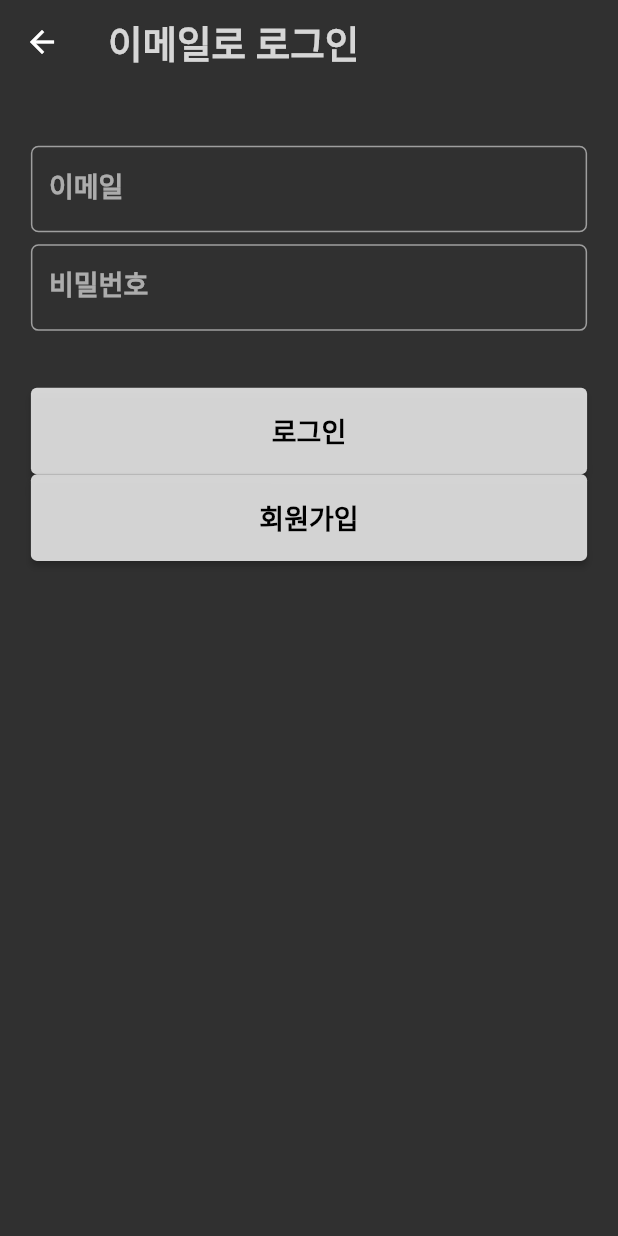
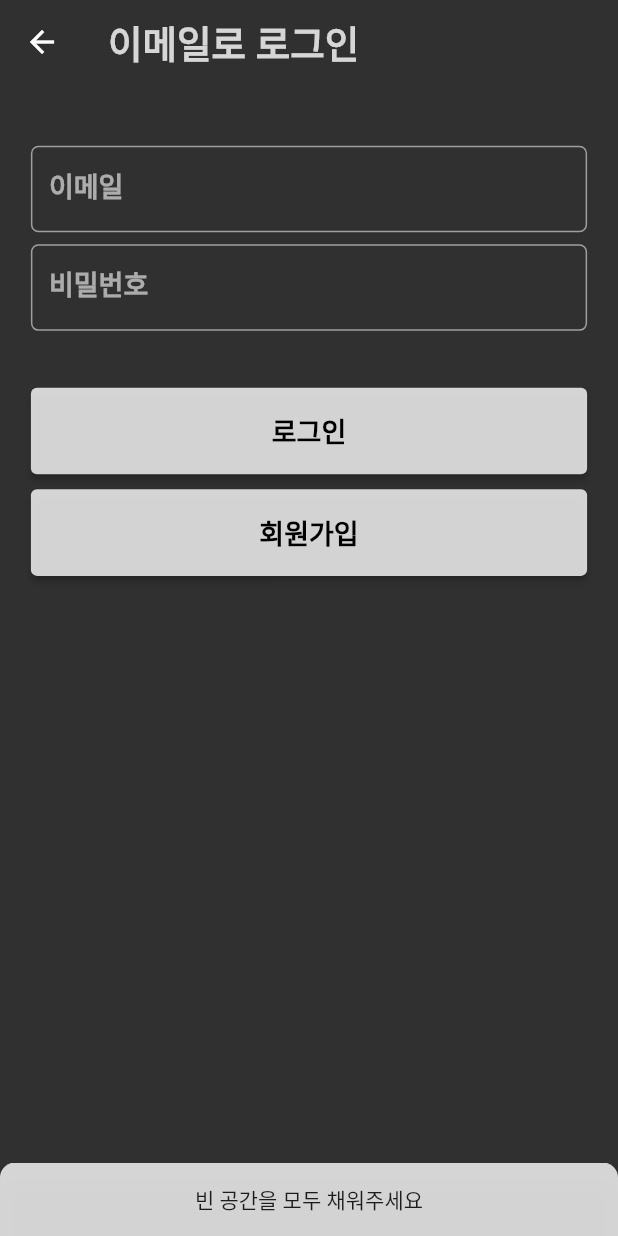
Before and after one commit to imkilwon/theKeyTo, a Flutter app: the SignInScreen screen opened directly, after a tap on "로그인", on a phone screen of 412 x 824 dp. Run offline on Flutter 3.47's test engine with Material 2 defaults, Android fonts, the phone set to English and light mode, and no system bars; our stand-ins replace cloud_firestore, firebase_auth, firebase_core, firebase_storage, get, image_picker; accounts and stored records are empty; network calls fail.

Commit message:
로그인 하지 않을 시 업로드, 읽기 불가능하게 수정

```diff
--- a/lib/main.dart
+++ b/lib/main.dart
@@ -5,7 +5,7 @@ import 'package:get/get.dart';
 import 'package:the_key_to/layout/screen_layout.dart';
 import 'package:the_key_to/screens/selling_screen.dart';
 import 'package:the_key_to/screens/sign_up_screen.dart';
-import 'package:the_key_to/screens/test.dart';
+import 'package:the_key_to/screens/product_detail_screen.dart';
 
 void main() async {
   WidgetsFlutterBinding.ensureInitialized();
--- a/lib/resources/authentication_method.dart
+++ b/lib/resources/authentication_method.dart
@@ -17,7 +17,7 @@ class AuthenticationMethods{
         await firebaseAuth.createUserWithEmailAndPassword(email: email, password: password);
         final user = UserDetailsModel(name: nickName);
         await cloudFirestoreClass.uploadNickNameAndUidToDataBase(user: user);
-        output = "success";
+        output = "로그인 성공";
         //아이디랑 비밀번호 만들기 시도
       } on FirebaseAuthException catch(e){
         output = e.message.toString();
--- a/lib/screens/main_home.dart
+++ b/lib/screens/main_home.dart
@@ -1,10 +1,12 @@
+import 'package:firebase_auth/firebase_auth.dart';
 import 'package:flutter/material.dart';
 import 'package:get/get.dart';
 import 'package:the_key_to/screens/cover_letter_screen.dart';
 import 'package:the_key_to/screens/entrance_exam_screen.dart';
 import 'package:the_key_to/screens/selling_screen.dart';
 import 'package:the_key_to/screens/sign_in_screen.dart';
-import 'package:the_key_to/screens/test.dart';
+import 'package:the_key_to/screens/product_detail_screen.dart';
+import 'package:the_key_to/utils/utils.dart';
 import 'package:the_key_to/widgets/display_book_widget.dart';
 
 import '../utils/constants.dart';
@@ -100,7 +102,12 @@ class _MainHomeState extends State<MainHome> with TickerProviderStateMixin {
                     label: Column(
                       children: [
                         IconButton(icon: Icon(Icons.add),onPressed: (){
-                          Get.to(()=>SellingScreen());
+                          if(FirebaseAuth.instance.currentUser!=null){
+                            Get.to(()=>SellingScreen());
+                          }
+                          else{
+                            Utils().showSnackBar(context: context, content: "로그인을 하셔야 합니다.");
+                          }
                         },iconSize: 25,),
                         SizedBox(height: screenSize.height*0.025,),
                         IconButton(icon: Icon(Icons.home),onPressed: (){
--- a/lib/screens/selling_screen.dart
+++ b/lib/screens/selling_screen.dart
@@ -1,4 +1,5 @@
 import 'dart:typed_data';
+import 'package:firebase_auth/firebase_auth.dart';
 import 'package:flutter/material.dart';
 import 'package:get/get.dart';
 import 'package:the_key_to/utils/constants.dart';
@@ -46,6 +47,7 @@ class _SellingScreenState extends State<SellingScreen> {
                           category: valueChoose,
                           context: contextController.text);
                 },
+
               child: const Text(
                 "완료",
                 style: TextStyle(
--- a/lib/screens/sign_in_screen.dart
+++ b/lib/screens/sign_in_screen.dart
@@ -3,6 +3,7 @@ import 'package:get/get.dart';
 import 'package:the_key_to/resources/authentication_method.dart';
 import 'package:the_key_to/screens/sign_up_screen.dart';
 import 'package:the_key_to/utils/constants.dart';
+import 'package:the_key_to/utils/utils.dart';
 import 'package:the_key_to/widgets/basic_button_widget.dart';
 import 'package:the_key_to/widgets/normal_text_field_widget.dart';
 
@@ -52,11 +53,11 @@ class _SignInScreenState extends State<SignInScreen> {
               height: 30,
             ),
             BasicButtonWidget(
-              onPressed:
-                  () async {
+              onPressed: () async {
                   String output = await authenticationMethods.signInUser(
                       email: emailEditingController.text,
                       password: passwordEditingController.text);
+                  Utils().showSnackBar(context: context, content: output);
                   if(output == "success"){
                     Get.offAll(()=>ScreenLayout());
                   }
@@ -65,6 +66,7 @@ class _SignInScreenState extends State<SignInScreen> {
               buttonName: "로그인",
               color: appAccentColor,
             ),
+            SizedBox(height: 10,),
             BasicButtonWidget(onPressed: (){Get.to(()=>SignUpScreen());}, buttonName: "회원가입", color: appAccentColor),
           ],
         ),
--- a/lib/utils/constants.dart
+++ b/lib/utils/constants.dart
@@ -3,7 +3,7 @@ import 'package:the_key_to/screens/account_screen.dart';
 import 'package:the_key_to/screens/book_shelf_screen.dart';
 import 'package:the_key_to/screens/main_home.dart';
 import 'package:the_key_to/screens/more_screen.dart';
-import 'package:the_key_to/screens/test.dart';
+import 'package:the_key_to/screens/product_detail_screen.dart';
 
 Color appAccentColor = Colors.white.withOpacity(0.8);
 
--- a/lib/utils/utils.dart
+++ b/lib/utils/utils.dart
@@ -3,6 +3,7 @@ import 'dart:typed_data';
 
 import 'package:flutter/material.dart';
 import 'package:image_picker/image_picker.dart';
+import 'package:the_key_to/utils/constants.dart';
 
 class Utils{
   Size getScreenSize() {
@@ -12,6 +13,32 @@ class Utils{
   String getUid() {
     return (100000 + Random().nextInt(10000)).toString();
   }
+  showSnackBar({required BuildContext context, required String content}) {
+    ScaffoldMessenger.of(context).showSnackBar(
+      SnackBar(
+        backgroundColor: appAccentColor,
+        shape: const RoundedRectangleBorder(
+          borderRadius: BorderRadius.only(
+            topLeft: Radius.circular(10),
+            topRight: Radius.circular(10),
+          ),
+        ),
+        content: SizedBox(
+          width: getScreenSize().width,
+          child: Row(
+            mainAxisAlignment: MainAxisAlignment.center,
+            children: [
+              Text(
+                content,
+                maxLines: 1,
+                overflow: TextOverflow.clip,
+              ),
+            ],
+          ),
+        ),
+      ),
+    );
+  }
 
   Future<Uint8List?> pickImage() async {
     //이미지를 pick
```
Also changed, not shown: lib/screens/cover_letter_screen.dart (+20 -13 lines), lib/screens/product_detail_screen.dart (added, +84 -0 lines), lib/screens/test.dart (deleted, +0 -78 lines), 26 other files. Lines whose indentation alone changed are shown as unchanged.
